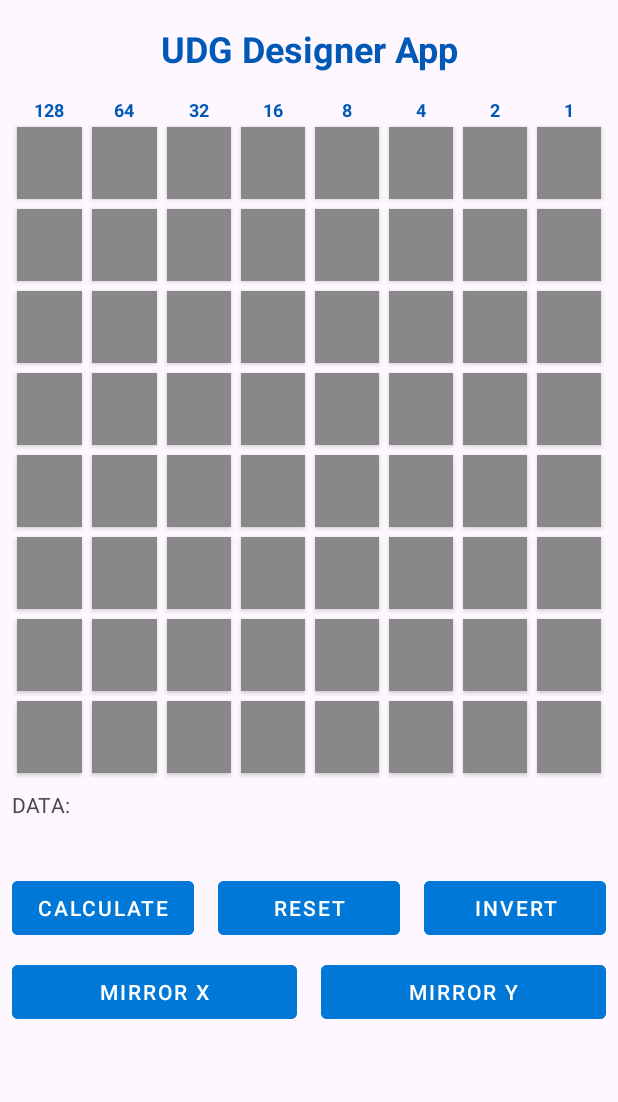
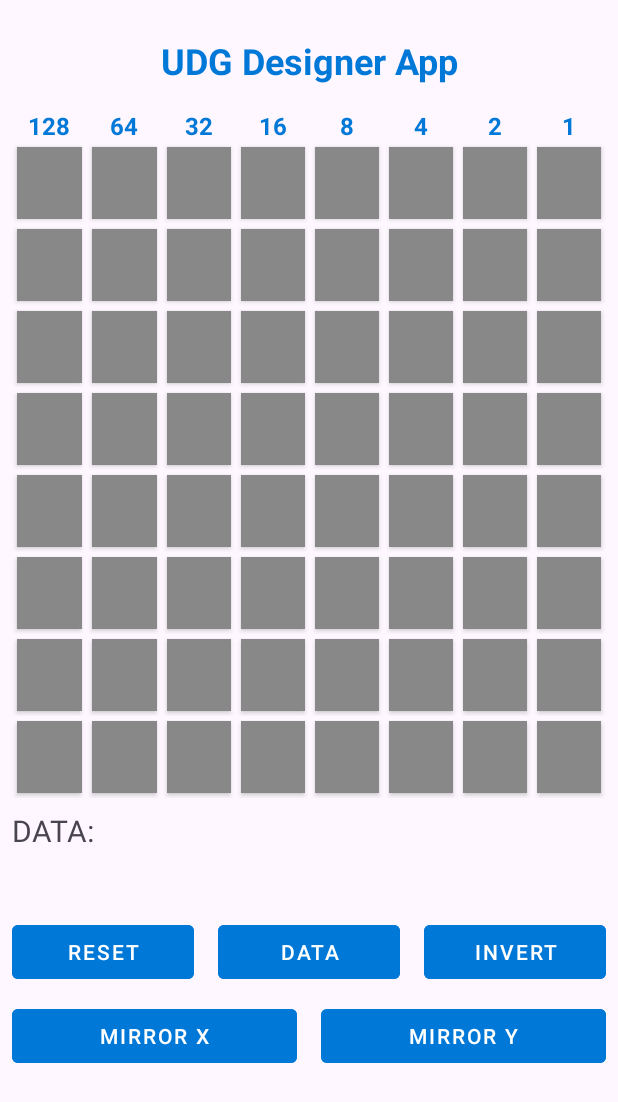
Before and after one commit to Kapitany777/UdgDesigner, an Android app: the screen it shows after launch (MainActivity), on a phone screen of 412 x 824 dp. Shown: the top 1102 px of the screen. Run offline under Robolectric (Android 15) with nearby library versions, the phone set to English and light mode, and no system bars.

Commit message:
Minor modifications
- color change
- reordering the buttons

```diff
--- a/app/src/main/AndroidManifest.xml
+++ b/app/src/main/AndroidManifest.xml
@@ -13,7 +13,8 @@
         android:theme="@style/Theme.UdgDesigner">
         <activity
             android:name=".MainActivity"
-            android:exported="true">
+            android:exported="true"
+            android:screenOrientation="portrait">
             <intent-filter>
                 <action android:name="android.intent.action.MAIN" />
 
--- a/app/src/main/res/layout/activity_main.xml
+++ b/app/src/main/res/layout/activity_main.xml
@@ -13,7 +13,7 @@
         android:layout_width="match_parent"
         android:layout_height="wrap_content"
         android:layout_marginStart="8dp"
-        android:layout_marginTop="16dp"
+        android:layout_marginTop="24dp"
         android:layout_marginEnd="8dp"
         android:text="@string/title"
         app:layout_constraintEnd_toEndOf="parent"
@@ -33,6 +33,7 @@
 
     <TextView
         android:id="@+id/textViewUdgData"
+        style="@style/TextViewData"
         android:layout_width="match_parent"
         android:layout_height="wrap_content"
         android:layout_marginStart="8dp"
@@ -45,6 +46,7 @@
 
     <TextView
         android:id="@+id/textViewUdgDataList"
+        style="@style/TextViewData"
         android:layout_width="match_parent"
         android:layout_height="wrap_content"
         android:layout_marginStart="16dp"
@@ -65,17 +67,6 @@
         app:layout_constraintTop_toBottomOf="@id/textViewUdgDataList">
 
         <Button
-            android:id="@+id/buttonCalculate"
-            style="@style/ButtonOperation"
-            android:layout_width="0dp"
-            android:layout_height="wrap_content"
-            android:layout_marginStart="8dp"
-            android:layout_marginTop="8dp"
-            android:layout_marginEnd="8dp"
-            android:layout_weight="1"
-            android:text="@string/calculate" />
-
-        <Button
             android:id="@+id/buttonReset"
             style="@style/ButtonOperation"
             android:layout_width="0dp"
@@ -85,6 +76,17 @@
             android:layout_marginEnd="8dp"
             android:layout_weight="1"
             android:text="@string/reset" />
+
+        <Button
+            android:id="@+id/buttonCalculate"
+            style="@style/ButtonOperation"
+            android:layout_width="0dp"
+            android:layout_height="wrap_content"
+            android:layout_marginStart="8dp"
+            android:layout_marginTop="8dp"
+            android:layout_marginEnd="8dp"
+            android:layout_weight="1"
+            android:text="@string/calc_data" />
 
         <Button
             android:id="@+id/buttonInvert"
--- a/app/src/main/res/values/colors.xml
+++ b/app/src/main/res/values/colors.xml
@@ -2,4 +2,5 @@
 <resources>
     <color name="black">#FF000000</color>
     <color name="white">#FFFFFFFF</color>
+    <color name="udgBlue">#0078d7</color>
 </resources>
--- a/app/src/main/res/values/strings.xml
+++ b/app/src/main/res/values/strings.xml
@@ -2,9 +2,9 @@
     <string name="app_name">UdgDesigner</string>
     <string name="title">UDG Designer App</string>
     <string name="data">DATA:</string>
-    <string name="calculate">Calculate</string>
     <string name="reset">Reset</string>
     <string name="invert">Invert</string>
     <string name="mirror_x">Mirror X</string>
     <string name="mirror_y">Mirror Y</string>
+    <string name="calc_data">Data</string>
 </resources>
--- a/app/src/main/res/values/themes.xml
+++ b/app/src/main/res/values/themes.xml
@@ -8,20 +8,24 @@
     <style name="Theme.UdgDesigner" parent="Base.Theme.UdgDesigner" />
 
     <style name="TextViewTitle">
-        <item name="android:textColor">#0058b7</item>
+        <item name="android:textColor">@color/udgBlue</item>
         <item name="android:textSize">24sp</item>
         <item name="android:textStyle">bold</item>
         <item name="android:gravity">center</item>
     </style>
 
     <style name="TextViewPowerOfTwo">
-        <item name="android:textColor">#0058b7</item>
-        <item name="android:textSize">12sp</item>
+        <item name="android:textColor">@color/udgBlue</item>
+        <item name="android:textSize">16sp</item>
         <item name="android:textStyle">bold</item>
     </style>
 
+    <style name="TextViewData">
+        <item name="android:textSize">20sp</item>
+    </style>
+
     <style name="ButtonOperation" parent="Widget.MaterialComponents.Button.TextButton">
-        <item name="android:backgroundTint">#0078d7</item>
+        <item name="android:backgroundTint">@color/udgBlue</item>
         <item name="android:textColor">#ffffff</item>
     </style>
 </resources>
```
